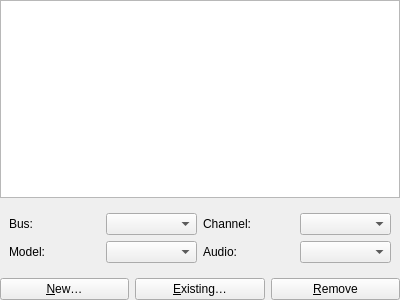
Old version of the form src/qt/qt_settingsharddisks.ui in the repository 86Box/86Box.
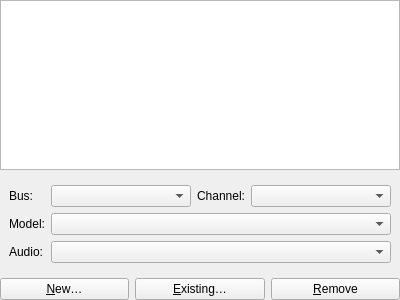
New version of the form.

Commit message: Settings, hard disks page: Fix the too narrow audio dropdown and reduce empty space

Patch:
```diff
--- a/src/qt/qt_settingsharddisks.ui
+++ b/src/qt/qt_settingsharddisks.ui
@@ -64,6 +64,12 @@
         <property name="maxVisibleItems">
          <number>30</number>
         </property>
+        <property name="sizePolicy">
+         <sizepolicy hsizetype="MinimumExpanding" vsizetype="Preferred">
+          <horstretch>0</horstretch>
+          <verstretch>0</verstretch>
+         </sizepolicy>
+        </property>
        </widget>
       </item>
       <item row="0" column="2">
@@ -78,6 +84,12 @@
         <property name="maxVisibleItems">
          <number>30</number>
         </property>
+        <property name="sizePolicy">
+         <sizepolicy hsizetype="MinimumExpanding" vsizetype="Preferred">
+          <horstretch>0</horstretch>
+          <verstretch>0</verstretch>
+         </sizepolicy>
+        </property>
        </widget>
       </item>
       <item row="1" column="0">
@@ -87,25 +99,37 @@
         </property>
        </widget>
       </item>
-      <item row="1" column="1">
+      <item row="1" column="1" colspan="3">
        <widget class="QComboBox" name="comboBoxSpeed">
         <property name="maxVisibleItems">
          <number>30</number>
         </property>
+        <property name="sizePolicy">
+         <sizepolicy hsizetype="MinimumExpanding" vsizetype="Preferred">
+          <horstretch>0</horstretch>
+          <verstretch>0</verstretch>
+         </sizepolicy>
+        </property>
        </widget>
       </item>
-      <item row="1" column="2">
+      <item row="2" column="0">
        <widget class="QLabel" name="labelAudio">
         <property name="text">
          <string>Audio:</string>
         </property>
        </widget>
       </item>
-      <item row="1" column="3">
+      <item row="2" column="1" colspan="3">
        <widget class="QComboBox" name="comboBoxAudio">
         <property name="maxVisibleItems">
          <number>30</number>
         </property>
+        <property name="sizePolicy">
+         <sizepolicy hsizetype="MinimumExpanding" vsizetype="Preferred">
+          <horstretch>0</horstretch>
+          <verstretch>0</verstretch>
+         </sizepolicy>
+        </property>
        </widget>
       </item>
      </layout>
```
